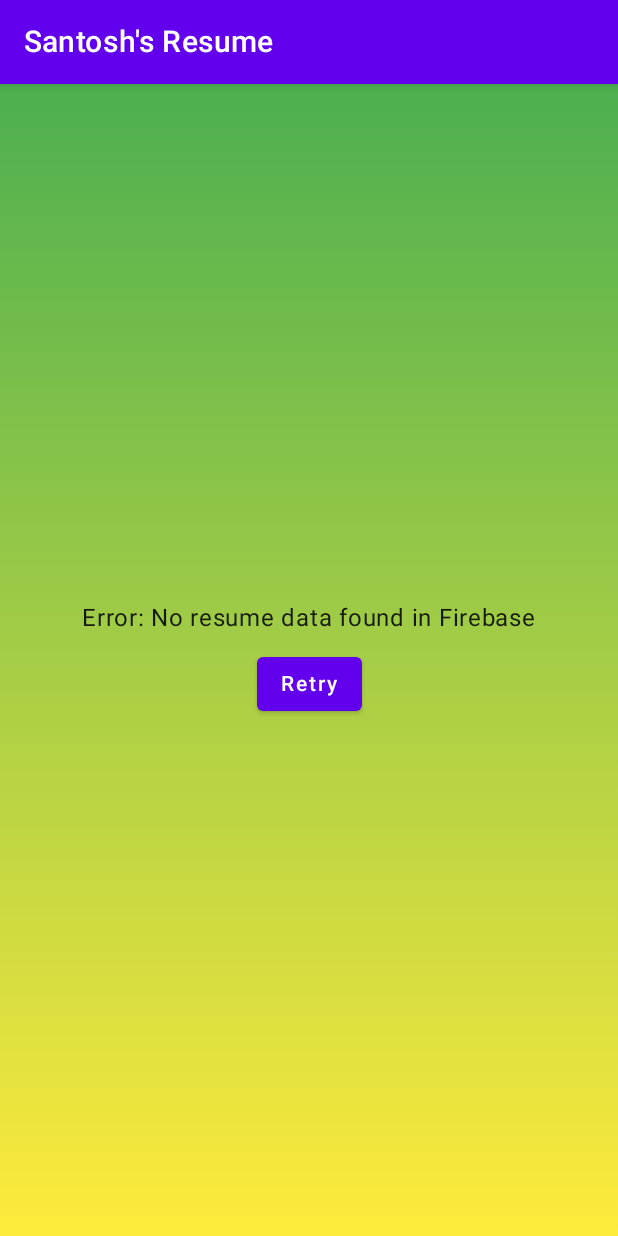
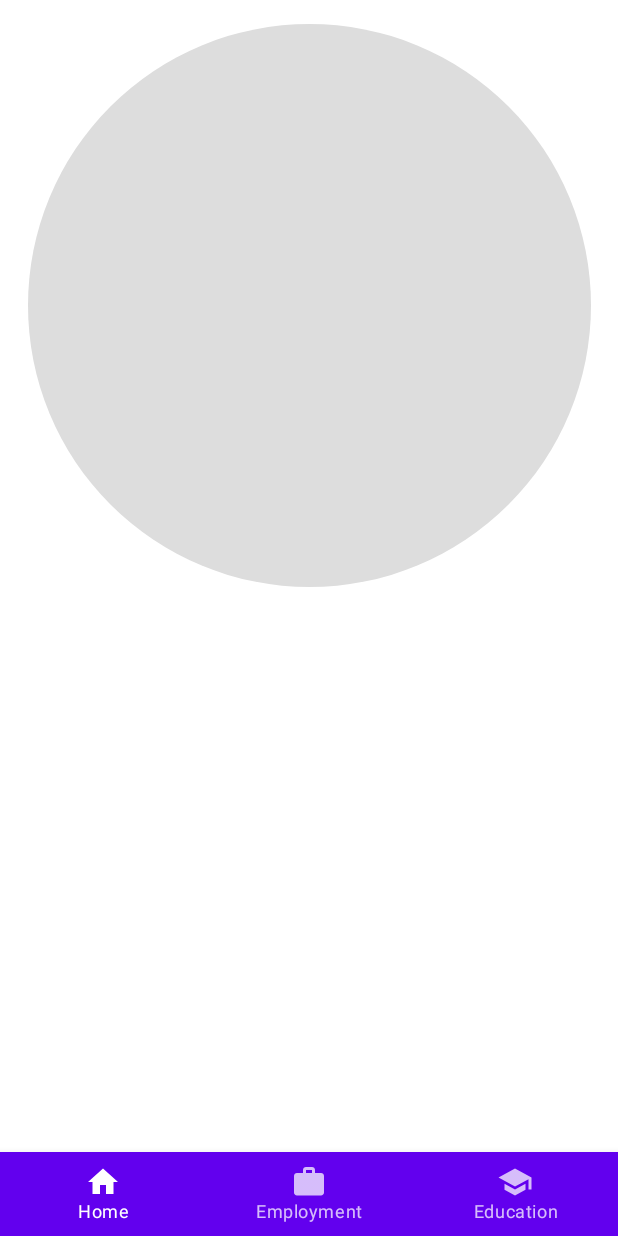
Before and after one commit to iamSantosh24/Resume, an Android app built with Jetpack Compose: the screen it shows after launch (MainActivity), on a phone screen of 412 x 824 dp. Run offline under Robolectric (Android 15) with nearby library versions, the phone set to English and light mode, and no system bars; our stand-ins replace Firebase (no records; nobody signed in at launch, a user with empty details on screens opened directly); libraries missing offline, so code that uses them is left out: com.google.i18n.phonenumbers; pictures from the network do not load.

Commit message:
making the UI tabbed layout and using nav_graph

```diff
--- a/app/build.gradle.kts
+++ b/app/build.gradle.kts
@@ -116,6 +116,8 @@
     implementation("androidx.lifecycle:lifecycle-viewmodel-ktx:2.9.4")
     implementation("androidx.navigation:navigation-fragment-ktx:2.9.5")
     implementation("androidx.navigation:navigation-ui-ktx:2.9.5")
+    // Navigation for Jetpack Compose
+    implementation("androidx.navigation:navigation-compose:2.6.0")
 
     // Jetpack Compose (using explicit versions; keep these if you hit compiler mismatches)
     implementation("androidx.activity:activity-compose:1.8.0")
@@ -128,6 +130,7 @@
     implementation("io.coil-kt:coil-compose:2.4.0")
     // libphonenumber for robust phone parsing/formatting
     implementation("com.googlecode.libphonenumber:libphonenumber:8.13.29")
+    implementation(libs.androidx.foundation.layout.android)
     // Tooling artifact (debug only) - provides classes used by the Compose tooling (previews, inspectors)
     debugImplementation("androidx.compose.ui:ui-tooling:1.5.3")
 
--- a/app/src/main/java/com/example/resume/MainActivity.kt
+++ b/app/src/main/java/com/example/resume/MainActivity.kt
@@ -3,16 +3,18 @@
 import android.os.Bundle
 import androidx.activity.ComponentActivity
 import androidx.activity.compose.setContent
-import androidx.lifecycle.ViewModelProvider
+import androidx.activity.viewModels
 
 class MainActivity : ComponentActivity() {
+    private val viewModel: ResumeViewModel by viewModels()
+
     override fun onCreate(savedInstanceState: Bundle?) {
         super.onCreate(savedInstanceState)
 
-        val viewModel = ViewModelProvider(this).get(ResumeViewModel::class.java)
         setContent {
             ResumeApp(viewModel)
         }
+
         // Trigger initial load
         viewModel.fetchResume()
     }
--- a/app/src/main/java/com/example/resume/ResumeViewModel.kt
+++ b/app/src/main/java/com/example/resume/ResumeViewModel.kt
@@ -1,13 +1,17 @@
 package com.example.resume
 
+import androidx.lifecycle.SavedStateHandle
 import androidx.lifecycle.ViewModel
 import androidx.lifecycle.viewModelScope
 import kotlinx.coroutines.launch
 import androidx.compose.runtime.mutableStateOf
 import androidx.compose.runtime.getValue
 import androidx.compose.runtime.setValue
+import com.example.resume.navigation.Screen
 
-class ResumeViewModel : ViewModel() {
+private const val KEY_SELECTED_TAB = "selected_tab"
+
+class ResumeViewModel(private val savedStateHandle: SavedStateHandle) : ViewModel() {
     var resume by mutableStateOf<Resume?>(null)
         private set
 
@@ -16,6 +20,22 @@
 
     var errorMessage by mutableStateOf<String?>(null)
         private set
+
+    // Persist selected tab route across process death using SavedStateHandle.
+    // Use a private mutableState backing property so we can implement a custom setter
+    // that also writes into SavedStateHandle.
+    private var _selectedTab by mutableStateOf(savedStateHandle.get<String>(KEY_SELECTED_TAB) ?: Screen.Home.route)
+
+    var selectedTab: String
+        get() = _selectedTab
+        private set(value) {
+            _selectedTab = value
+            savedStateHandle[KEY_SELECTED_TAB] = value
+        }
+
+    fun selectTab(route: String) {
+        selectedTab = route
+    }
 
     fun fetchResume() {
         if (isLoading) return
--- /dev/null
+++ b/app/src/main/java/com/example/resume/navigation/NavGraph.kt
@@ -0,0 +1,138 @@
+package com.example.resume.navigation
+
+import androidx.compose.runtime.Composable
+import androidx.compose.runtime.LaunchedEffect
+import androidx.compose.runtime.getValue
+import androidx.compose.ui.Modifier
+import androidx.compose.foundation.layout.fillMaxSize
+import androidx.compose.foundation.layout.padding
+import androidx.compose.material.BottomNavigation
+import androidx.compose.material.BottomNavigationItem
+import androidx.compose.material.Icon
+import androidx.compose.material.Scaffold
+import androidx.compose.material.Text
+import androidx.compose.material.icons.Icons
+import androidx.compose.material.icons.filled.Home
+import androidx.compose.material.icons.filled.School
+import androidx.compose.material.icons.filled.Work
+import androidx.navigation.compose.rememberNavController
+import androidx.navigation.compose.NavHost
+import androidx.navigation.compose.composable
+import androidx.navigation.compose.currentBackStackEntryAsState
+import com.example.resume.ResumeViewModel
+import com.example.resume.PersonalInfo
+import com.example.resume.PersonalInfoScreen
+import com.example.resume.ExperienceList
+import com.example.resume.EducationList
+
+@Composable
+fun AppNavGraph(viewModel: ResumeViewModel) {
+    val navController = rememberNavController()
+
+    Scaffold(
+        bottomBar = {
+            val navBackStackEntry by navController.currentBackStackEntryAsState()
+            val routeNow = navBackStackEntry?.destination?.route ?: viewModel.selectedTab
+
+            // Determine top-level tab by route prefix
+            val currentRoute = when {
+                routeNow.startsWith("home") -> Screen.Home.route
+                routeNow.startsWith("employment") -> Screen.Employment.route
+                routeNow.startsWith("education") -> Screen.Education.route
+                else -> viewModel.selectedTab
+            }
+
+            BottomNavigation {
+                BottomNavigationItem(
+                    icon = { Icon(Icons.Default.Home, contentDescription = "Home") },
+                    label = { Text("Home") },
+                    selected = currentRoute == Screen.Home.route,
+                    onClick = {
+                        if (currentRoute != Screen.Home.route) {
+                            navController.navigate("home/main") { launchSingleTop = true }
+                            viewModel.selectTab(Screen.Home.route)
+                        }
+                    }
+                )
+                BottomNavigationItem(
+                    icon = { Icon(Icons.Default.Work, contentDescription = "Employment") },
+                    label = { Text("Employment") },
+                    selected = currentRoute == Screen.Employment.route,
+                    onClick = {
+                        if (currentRoute != Screen.Employment.route) {
+                            navController.navigate("employment/main") { launchSingleTop = true }
+                            viewModel.selectTab(Screen.Employment.route)
+                        }
+                    }
+                )
+                BottomNavigationItem(
+                    icon = { Icon(Icons.Default.School, contentDescription = "Education") },
+                    label = { Text("Education") },
+                    selected = currentRoute == Screen.Education.route,
+                    onClick = {
+                        if (currentRoute != Screen.Education.route) {
+                            navController.navigate("education/main") { launchSingleTop = true }
+                            viewModel.selectTab(Screen.Education.route)
+                        }
+                    }
+                )
+            }
+        }
+    ) { innerPadding ->
+        // Flat composable routes for each tab and their sub-routes
+        NavHost(
+            navController = navController,
+            startDestination = when (viewModel.selectedTab) {
+                Screen.Employment.route -> "employment/main"
+                Screen.Education.route -> "education/main"
+                else -> "home/main"
+            },
+            modifier = Modifier.padding(innerPadding).fillMaxSize()
+        ) {
+            // Home routes
+            composable("home/main") {
+                PersonalInfoScreen(
+                    personal = viewModel.resume?.personalInfo ?: PersonalInfo(name = viewModel.resume?.name ?: ""),
+                    displayName = viewModel.resume?.name,
+                    title = viewModel.resume?.title
+                )
+            }
+            composable("home/detail/{id}") {
+                // Placeholder detail screen for home
+                PersonalInfoScreen(personal = viewModel.resume?.personalInfo, displayName = viewModel.resume?.name)
+            }
+
+            // Employment routes
+            composable("employment/main") {
+                ExperienceList(viewModel.resume?.experience ?: emptyList())
+            }
+            composable("employment/detail/{index}") {
+                // Placeholder detail; still renders list for now
+                ExperienceList(viewModel.resume?.experience ?: emptyList())
+            }
+
+            // Education routes
+            composable("education/main") {
+                EducationList(viewModel.resume?.education ?: emptyList())
+            }
+            composable("education/detail/{index}") {
+                EducationList(viewModel.resume?.education ?: emptyList())
+            }
+        }
+
+        // Keep the ViewModel's selectedTab in sync when navigation changes
+        val backStackEntry by navController.currentBackStackEntryAsState()
+        val newRoute = backStackEntry?.destination?.route
+        LaunchedEffect(newRoute) {
+            if (!newRoute.isNullOrEmpty()) {
+                val top = when {
+                    newRoute.startsWith("home") -> Screen.Home.route
+                    newRoute.startsWith("employment") -> Screen.Employment.route
+                    newRoute.startsWith("education") -> Screen.Education.route
+                    else -> viewModel.selectedTab
+                }
+                if (top != viewModel.selectedTab) viewModel.selectTab(top)
+            }
+        }
+    }
+}
--- /dev/null
+++ b/app/src/main/java/com/example/resume/navigation/Screen.kt
@@ -0,0 +1,9 @@
+package com.example.resume.navigation
+
+// Central place for typed navigation destinations
+sealed class Screen(val route: String) {
+    object Home : Screen("home")
+    object Employment : Screen("employment")
+    object Education : Screen("education")
+    object ExperienceEducation : Screen("experience_education")
+}
--- a/gradle/libs.versions.toml
+++ b/gradle/libs.versions.toml
@@ -25,6 +25,7 @@
 okhttp = "4.11.0"
 okhttpLogging = "4.11.0"
 coroutinesAndroid = "1.8.1"
+foundationLayoutAndroid = "1.7.2"
 
 [libraries]
 androidx-core-ktx = { group = "androidx.core", name = "core-ktx", version.ref = "coreKtx" }
@@ -51,6 +52,7 @@
 okhttp = { group = "com.squareup.okhttp3", name = "okhttp", version.ref = "okhttp" }
 okhttp-logging = { group = "com.squareup.okhttp3", name = "logging-interceptor", version.ref = "okhttpLogging" }
 coroutines-android = { group = "org.jetbrains.kotlinx", name = "kotlinx-coroutines-android", version.ref = "coroutinesAndroid" }
+androidx-foundation-layout-android = { group = "androidx.compose.foundation", name = "foundation-layout-android", version.ref = "foundationLayoutAndroid" }
 
 [plugins]
 android-application = { id = "com.android.application", version.ref = "agp" }
```
Also changed, not shown: app/src/main/java/com/example/resume/ExperienceEducationScreen.kt (added, +83 -0 lines), app/src/main/java/com/example/resume/InfoCard.kt (+8 -1 lines), app/src/main/java/com/example/resume/ResumeApp.kt (+243 -97 lines), app/src/main/java/com/example/resume/navigation/ExperienceEducationRoute.kt (added, +49 -0 lines).
